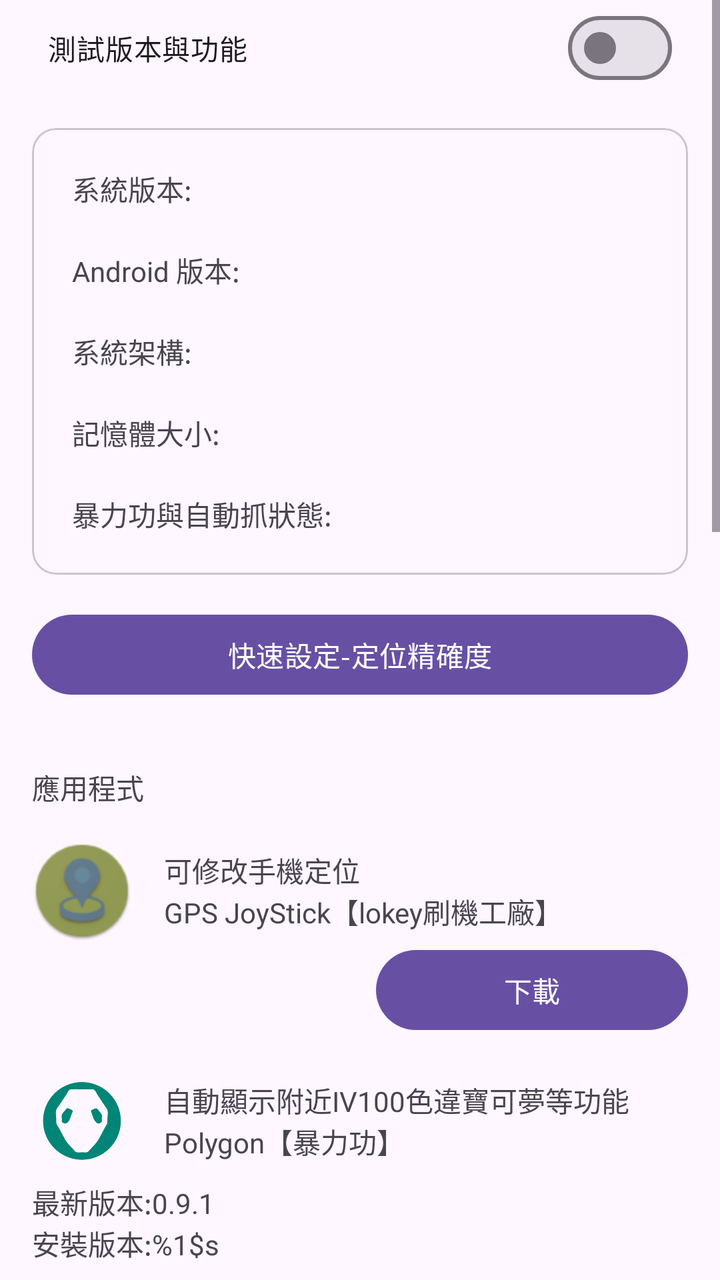
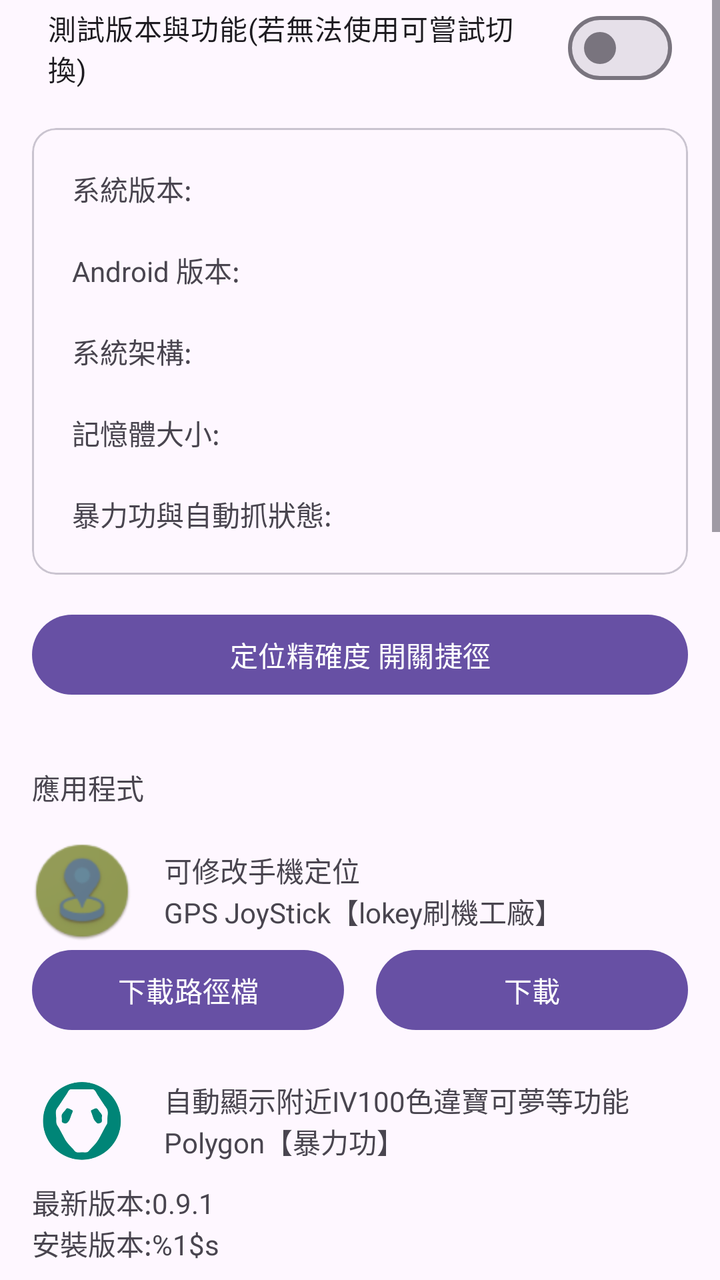

Compare the two renders of this Android layout. The source of the first and the diff that turns it into the second are given below.
<!-- AndroidManifest.xml: application theme Theme.DynamicColors -->
<!-- res/layout/content_main.xml -->
<?xml version="1.0" encoding="utf-8"?>
<androidx.constraintlayout.widget.ConstraintLayout xmlns:android="http://schemas.android.com/apk/res/android"
    xmlns:app="http://schemas.android.com/apk/res-auto"
    xmlns:tools="http://schemas.android.com/tools"
    android:layout_width="match_parent"
    android:layout_height="match_parent"
    android:layout_marginBottom="16dp"
    app:layout_behavior="@string/appbar_scrolling_view_behavior">

    <ScrollView
        android:layout_width="match_parent"
        android:layout_height="match_parent"
        app:layout_constraintEnd_toEndOf="parent"
        app:layout_constraintStart_toStartOf="parent">

        <LinearLayout
            android:layout_width="match_parent"
            android:layout_height="wrap_content"
            android:orientation="vertical">

            <com.google.android.material.materialswitch.MaterialSwitch
                android:id="@+id/switch1"
                android:layout_width="match_parent"
                android:layout_height="wrap_content"
                android:layout_marginStart="24dp"
                android:layout_marginEnd="24dp"
                android:text="測試版本與功能" />

            <com.google.android.material.card.MaterialCardView
                android:id="@+id/card"
                android:layout_width="match_parent"
                android:layout_height="wrap_content"
                android:layout_margin="16dp"
                android:layout_marginTop="16dp"
                android:checkable="true"
                android:clickable="true"
                android:focusable="true"
                app:layout_constraintTop_toTopOf="parent"
                tools:layout_editor_absoluteX="32dp">

                <LinearLayout
                    android:id="@+id/linearLayout3"
                    android:layout_width="match_parent"
                    android:layout_height="wrap_content"
                    android:orientation="vertical"
                    app:layout_constraintEnd_toEndOf="parent"
                    app:layout_constraintStart_toStartOf="parent"
                    app:layout_constraintTop_toTopOf="parent">

                    <TextView
                        android:id="@+id/android_imformation"
                        android:layout_width="match_parent"
                        android:layout_height="wrap_content"
                        android:layout_marginStart="20dp"
                        android:layout_marginTop="20dp"
                        android:layout_marginEnd="20dp"
                        android:text="系統版本:" />

                    <TextView
                        android:id="@+id/android_version"
                        android:layout_width="match_parent"
                        android:layout_height="wrap_content"
                        android:layout_marginStart="20dp"
                        android:layout_marginTop="20dp"
                        android:layout_marginEnd="20dp"
                        android:text="Android 版本:" />

                    <TextView
                        android:id="@+id/android_abi"
                        android:layout_width="match_parent"
                        android:layout_height="wrap_content"
                        android:layout_marginStart="20dp"
                        android:layout_marginTop="20dp"
                        android:layout_marginEnd="20dp"
                        android:text="系統架構:" />

                    <TextView
                        android:id="@+id/android_ramSize"
                        android:layout_width="match_parent"
                        android:layout_height="wrap_content"
                        android:layout_marginStart="20dp"
                        android:layout_marginTop="20dp"
                        android:layout_marginEnd="20dp"
                        android:text="記憶體大小:" />

                    <TextView
                        android:id="@+id/android_supper"
                        android:layout_width="match_parent"
                        android:layout_height="wrap_content"
                        android:layout_marginStart="20dp"
                        android:layout_marginTop="20dp"
                        android:layout_marginEnd="20dp"
                        android:layout_marginBottom="20dp"
                        android:text="暴力功與自動抓狀態:" />

                </LinearLayout>

            </com.google.android.material.card.MaterialCardView>

            <Button
                android:id="@+id/LocationAccuracyActivity"
                style="@style/Widget.Material3.Button"
                android:layout_width="match_parent"
                android:layout_height="wrap_content"
                android:layout_marginStart="16dp"
                android:layout_marginEnd="16dp"
                android:text="快速設定-定位精確度" />

            <TextView
                android:layout_width="wrap_content"
                android:layout_height="wrap_content"
                android:layout_marginStart="16dp"
                android:layout_marginTop="32dp"
                android:layout_marginBottom="16dp"
                android:text="應用程式"
                app:layout_constraintStart_toStartOf="parent" />

            <LinearLayout
                android:id="@+id/linearLayout_gps"
                android:layout_width="match_parent"
                android:layout_height="wrap_content"
                android:layout_marginStart="16dp"
                android:layout_marginEnd="16dp"
                android:gravity="center"
                android:orientation="vertical"
                app:layout_constraintEnd_toEndOf="parent"
                app:layout_constraintHorizontal_bias="1.0"
                app:layout_constraintStart_toStartOf="parent"
                app:layout_constraintTop_toBottomOf="@+id/textView">

                <LinearLayout
                    android:layout_width="match_parent"
                    android:layout_height="51dp"
                    android:gravity="center"
                    android:orientation="horizontal">

                    <ImageView
                        android:id="@+id/imageView"
                        android:layout_width="50dp"
                        android:layout_height="50dp"
                        app:srcCompat="@drawable/gps_icon"
                        tools:layout_editor_absoluteX="50dp"
                        tools:layout_editor_absoluteY="50dp" />

                    <LinearLayout
                        android:layout_width="match_parent"
                        android:layout_height="match_parent"
                        android:layout_marginStart="16dp"
                        android:gravity="center|start"
                        android:orientation="vertical">

                        <TextView
                            android:layout_width="wrap_content"
                            android:layout_height="wrap_content"
                            android:layout_marginEnd="16dp"
                            android:layout_weight="0"
                            android:text="可修改手機定位" />

                        <TextView
                            android:layout_width="wrap_content"
                            android:layout_height="wrap_content"
                            android:layout_weight="0"
                            android:text="GPS JoyStick【lokey刷機工廠】" />

                    </LinearLayout>

                </LinearLayout>

                <LinearLayout
                    android:layout_width="match_parent"
                    android:layout_height="match_parent"
                    android:gravity="end"
                    android:orientation="horizontal">

                    <Button
                        android:layout_weight="1"
                        android:layout_width="0dp"
                        android:layout_height="wrap_content"
                        android:layout_marginEnd="16dp"
                        android:visibility="invisible"
                        android:text="@string/remove" />

                    <Button
                        android:layout_weight="1"
                        android:id="@+id/download_gps"
                        android:layout_width="0dp"
                        android:layout_height="wrap_content"
                        android:text="@string/download" />

                </LinearLayout>

            </LinearLayout>

            <LinearLayout
                android:id="@+id/linearLayout_polygon"
                android:layout_width="match_parent"
                android:layout_height="wrap_content"
                android:layout_marginStart="16dp"
                android:layout_marginTop="16dp"
                android:layout_marginEnd="16dp"
                android:gravity="center"
                android:orientation="vertical"
                app:layout_constraintEnd_toEndOf="parent"
                app:layout_constraintHorizontal_bias="1.0"
                app:layout_constraintStart_toStartOf="parent"
                app:layout_constraintTop_toBottomOf="@+id/linearLayout0">

                <LinearLayout
                    android:layout_width="match_parent"
                    android:layout_height="51dp"
                    android:gravity="center"
                    android:orientation="horizontal">

                    <ImageView
                        android:id="@+id/imageView1"
                        android:layout_width="50dp"
                        android:layout_height="50dp"
                        app:srcCompat="@drawable/polygon_icon"
                        tools:layout_editor_absoluteX="100dp"
                        tools:layout_editor_absoluteY="100dp" />

                    <LinearLayout
                        android:layout_width="match_parent"
                        android:layout_height="match_parent"
                        android:layout_marginStart="16dp"
                        android:gravity="center|start"
                        android:orientation="vertical">

                        <TextView
                            android:layout_width="wrap_content"
                            android:layout_height="wrap_content"
                            android:layout_marginEnd="16dp"
                            android:layout_weight="0"
                            android:text="自動顯示附近IV100色違寶可夢等功能" />

                        <TextView
                            android:layout_width="wrap_content"
                            android:layout_height="wrap_content"
                            android:layout_weight="0"
                            android:text="Polygon【暴力功】" />

                    </LinearLayout>

                </LinearLayout>

                <LinearLayout
                    android:layout_width="match_parent"
                    android:layout_height="match_parent"
                    android:orientation="horizontal">

                    <LinearLayout
                        android:layout_width="0dp"
                        android:layout_height="51dp"
                        android:layout_weight="1"
                        android:layout_marginEnd="16dp"
                        android:gravity="center|start"
                        android:orientation="vertical">

                        <TextView
                            android:id="@+id/polygon_new_version"
                            android:layout_width="wrap_content"
                            android:layout_height="wrap_content"
                            android:layout_weight="0"
                            android:text="最新版本:0.9.1" />

                        <TextView
                            android:id="@+id/polygon_install_version"
                            android:layout_width="wrap_content"
                            android:layout_height="wrap_content"
                            android:layout_weight="0"
                            android:text="@string/format_installVersion" />

                    </LinearLayout>

                    <Button
                        android:id="@+id/polygon_unlockPremium"
                        android:layout_width="0dp"
                        android:layout_height="wrap_content"
                        android:layout_weight="1"
                        android:visibility="invisible"
                        android:text="@string/unlockPremium" />

                </LinearLayout>

                <LinearLayout
                    android:layout_width="match_parent"
                    android:layout_height="match_parent"
                    android:gravity="end"
                    android:orientation="horizontal">

                    <Button
                        android:layout_weight="1"
                        android:id="@+id/remove_polygon"
                        style="@style/Widget.Material3.Button.OutlinedButton"
                        android:layout_width="0dp"
                        android:layout_height="wrap_content"
                        android:layout_marginEnd="16dp"
                        android:text="@string/remove" />

                    <Button
                        android:layout_weight="1"
                        android:id="@+id/download_polygon"
                        android:layout_width="0dp"
                        android:layout_height="wrap_content"
                        android:text="@string/download" />

                </LinearLayout>

            </LinearLayout>

            <LinearLayout
                android:id="@+id/linearLayout_pgtools"
                android:layout_width="match_parent"
                android:layout_height="wrap_content"
                android:layout_marginStart="16dp"
                android:layout_marginTop="16dp"
                android:layout_marginEnd="16dp"
                android:gravity="center"
                android:orientation="vertical"
                app:layout_constraintEnd_toEndOf="parent"
                app:layout_constraintHorizontal_bias="1.0"
                app:layout_constraintStart_toStartOf="parent"
                app:layout_constraintTop_toBottomOf="@+id/linearLayout1">

                <LinearLayout
                    android:layout_width="match_parent"
                    android:layout_height="51dp"
                    android:gravity="center"
                    android:orientation="horizontal">

                    <ImageView
                        android:id="@+id/imageView2"
                        android:layout_width="50dp"
                        android:layout_height="50dp"
                        app:srcCompat="@drawable/pgtools_icon"
                        tools:layout_editor_absoluteX="50dp"
                        tools:layout_editor_absoluteY="50dp" />

                    <LinearLayout
                        android:layout_width="match_parent"
                        android:layout_height="match_parent"
                        android:layout_marginStart="16dp"
                        android:gravity="center|start"
                        android:orientation="vertical">

                        <TextView
                            android:layout_width="wrap_content"
                            android:layout_height="wrap_content"
                            android:layout_marginEnd="16dp"
                            android:layout_weight="0"
                            android:text="模擬手動投球與自動旋轉補給站等功能" />

                        <TextView
                            android:layout_width="wrap_content"
                            android:layout_height="wrap_content"
                            android:layout_weight="0"
                            android:text="Pogo Auto Catch【自動抓】" />

                    </LinearLayout>

                </LinearLayout>

                <LinearLayout
                    android:layout_width="match_parent"
                    android:layout_height="match_parent"
                    android:orientation="horizontal">

                    <LinearLayout
                        android:layout_width="0dp"
                        android:layout_height="51dp"
                        android:layout_weight="1"
                        android:layout_marginEnd="16dp"
                        android:gravity="center|start"
                        android:orientation="vertical">

                        <TextView
                            android:id="@+id/pgtools_new_version"
                            android:layout_width="wrap_content"
                            android:layout_height="wrap_content"
                            android:layout_weight="0"
                            android:text="@string/format_newerVersion" />

                        <TextView
                            android:id="@+id/pgtools_install_version"
                            android:layout_width="wrap_content"
                            android:layout_height="wrap_content"
                            android:layout_weight="0"
                            android:text="@string/format_installVersion" />

                    </LinearLayout>

                    <Button
                        android:id="@+id/pgtools_unlockPremium"
                        android:layout_width="0dp"
                        android:layout_height="wrap_content"
                        android:layout_weight="1"
                        android:text="@string/unlockPremium" />

                </LinearLayout>

                <LinearLayout
                    android:layout_width="match_parent"
                    android:layout_height="match_parent"
                    android:gravity="end"
                    android:orientation="horizontal">

                    <Button
                        android:layout_weight="1"
                        android:id="@+id/remove_pgtools"
                        style="@style/Widget.Material3.Button.OutlinedButton"
                        android:layout_width="0dp"
                        android:layout_height="wrap_content"
                        android:layout_marginEnd="16dp"
                        android:text="@string/remove" />

                    <Button
                        android:layout_weight="1"
                        android:id="@+id/download_pgtools"
                        android:layout_width="0dp"
                        android:layout_height="wrap_content"
                        android:text="@string/download" />

                </LinearLayout>

            </LinearLayout>

            <LinearLayout
                android:id="@+id/linearLayout_pok"
                android:layout_width="match_parent"
                android:layout_height="wrap_content"
                android:layout_marginStart="16dp"
                android:layout_marginTop="16dp"
                android:layout_marginEnd="16dp"
                android:gravity="center"
                android:orientation="vertical"
                app:layout_constraintEnd_toEndOf="parent"
                app:layout_constraintHorizontal_bias="1.0"
                app:layout_constraintStart_toStartOf="parent"
                app:layout_constraintTop_toBottomOf="@+id/linearLayout1">

                <LinearLayout
                    android:layout_width="match_parent"
                    android:layout_height="51dp"
                    android:gravity="center"
                    android:orientation="horizontal">

                    <ImageView
                        android:layout_width="50dp"
                        android:layout_height="50dp"
                        app:srcCompat="@drawable/pok_icon"
                        tools:layout_editor_absoluteX="50dp"
                        tools:layout_editor_absoluteY="50dp" />

                    <LinearLayout
                        android:layout_width="match_parent"
                        android:layout_height="match_parent"
                        android:layout_marginStart="16dp"
                        android:gravity="center|start"
                        android:orientation="vertical">

                        <TextView
                            android:layout_width="wrap_content"
                            android:layout_height="wrap_content"
                            android:layout_marginEnd="16dp"
                            android:layout_weight="0"
                            android:text="原版寶可夢客戶端" />

                        <TextView
                            android:layout_width="wrap_content"
                            android:layout_height="wrap_content"
                            android:layout_weight="0"
                            android:text="Pokémon GO【寶可夢】" />
                    </LinearLayout>

                </LinearLayout>

                <LinearLayout
                    android:layout_width="match_parent"
                    android:layout_height="match_parent"
                    android:orientation="horizontal">

                    <LinearLayout
                        android:layout_width="wrap_content"
                        android:layout_height="51dp"
                        android:gravity="center|start"
                        android:orientation="vertical">

                        <TextView
                            android:id="@+id/pok_new_version"
                            android:layout_width="wrap_content"
                            android:layout_height="wrap_content"
                            android:layout_marginEnd="16dp"
                            android:layout_weight="0"
                            android:text="@string/format_newerVersion" />

                        <TextView
                            android:id="@+id/pok_install_version"
                            android:layout_width="wrap_content"
                            android:layout_height="wrap_content"
                            android:layout_weight="0"
                            android:text="@string/format_installVersion" />
                    </LinearLayout>

                </LinearLayout>

                <LinearLayout
                    android:layout_width="match_parent"
                    android:layout_height="match_parent"
                    android:gravity="end"
                    android:orientation="horizontal">

                    <Button
                        android:layout_weight="1"
                        android:id="@+id/remove_pok"
                        style="@style/Widget.Material3.Button.OutlinedButton"
                        android:layout_width="0dp"
                        android:layout_height="wrap_content"
                        android:layout_marginEnd="16dp"
                        android:text="@string/remove" />

                    <Button
                        android:layout_weight="1"
                        android:id="@+id/download_pok"
                        android:layout_width="0dp"
                        android:layout_height="wrap_content"
                        android:text="@string/download" />

                </LinearLayout>

            </LinearLayout>

            <LinearLayout
                android:id="@+id/linearLayout_pokAres"
                android:layout_width="match_parent"
                android:layout_height="wrap_content"
                android:layout_marginStart="16dp"
                android:layout_marginTop="16dp"
                android:layout_marginEnd="16dp"
                android:gravity="center"
                android:orientation="vertical"
                app:layout_constraintEnd_toEndOf="parent"
                app:layout_constraintHorizontal_bias="1.0"
                app:layout_constraintStart_toStartOf="parent"
                app:layout_constraintTop_toBottomOf="@+id/linearLayout1">

                <LinearLayout
                    android:layout_width="match_parent"
                    android:layout_height="51dp"
                    android:gravity="center"
                    android:orientation="horizontal">

                    <ImageView
                        android:id="@+id/imageView4"
                        android:layout_width="50dp"
                        android:layout_height="50dp"
                        app:srcCompat="@drawable/pok_icon"
                        tools:layout_editor_absoluteX="50dp"
                        tools:layout_editor_absoluteY="50dp" />

                    <LinearLayout
                        android:layout_width="match_parent"
                        android:layout_height="match_parent"
                        android:layout_marginStart="16dp"
                        android:gravity="center|start"
                        android:orientation="vertical">

                        <TextView
                            android:layout_width="wrap_content"
                            android:layout_height="wrap_content"
                            android:layout_marginEnd="16dp"
                            android:layout_weight="0"
                            android:text="原版寶可夢三星版本客戶端" />

                        <TextView
                            android:layout_width="wrap_content"
                            android:layout_height="wrap_content"
                            android:layout_weight="0"
                            android:text="Pokémon GO【寶可夢三星版本】" />

                    </LinearLayout>

                </LinearLayout>

                <LinearLayout
                    android:layout_width="match_parent"
                    android:layout_height="match_parent"
                    android:orientation="horizontal">

                    <LinearLayout
                        android:layout_width="wrap_content"
                        android:layout_height="51dp"
                        android:gravity="center|start"
                        android:orientation="vertical">

                        <TextView
                            android:id="@+id/pokAres_new_version"
                            android:layout_width="wrap_content"
                            android:layout_height="wrap_content"
                            android:layout_marginEnd="16dp"
                            android:layout_weight="0"
                            android:text="@string/format_newerVersion" />

                        <TextView
                            android:id="@+id/pokAres_install_version"
                            android:layout_width="wrap_content"
                            android:layout_height="wrap_content"
                            android:layout_weight="0"
                            android:text="@string/format_installVersion" />

                    </LinearLayout>

                </LinearLayout>

                <LinearLayout
                    android:layout_width="match_parent"
                    android:layout_height="match_parent"
                    android:gravity="end"
                    android:orientation="horizontal">

                    <Button
                        android:layout_weight="1"
                        android:id="@+id/remove_pokAres"
                        style="@style/Widget.Material3.Button.OutlinedButton"
                        android:layout_width="0dp"
                        android:layout_height="wrap_content"
                        android:layout_marginEnd="16dp"
                        android:text="@string/remove" />

                    <Button
                        android:layout_weight="1"
                        android:id="@+id/download_pokAres"
                        android:layout_width="0dp"
                        android:layout_height="wrap_content"
                        android:text="@string/download" />

                </LinearLayout>

            </LinearLayout>

            <TextView
                android:layout_width="wrap_content"
                android:layout_height="wrap_content"
                android:layout_marginStart="16dp"
                android:layout_marginTop="32dp"
                android:text="設備、定位檢測"
                app:layout_constraintStart_toStartOf="parent" />

            <com.google.android.material.card.MaterialCardView
                android:layout_width="match_parent"
                android:layout_height="wrap_content"
                android:layout_margin="16dp"
                android:checkable="true"
                android:clickable="true"
                android:focusable="true"
                app:layout_constraintTop_toBottomOf="@+id/linearLayout2"
                tools:layout_editor_absoluteX="32dp">

                <LinearLayout
                    android:layout_width="match_parent"
                    android:layout_height="wrap_content"
                    android:orientation="vertical"
                    app:layout_constraintEnd_toEndOf="parent"
                    app:layout_constraintStart_toStartOf="parent"
                    app:layout_constraintTop_toTopOf="parent">

                    <Button
                        android:id="@+id/check_location"
                        style="@style/Widget.Material3.Button"
                        android:layout_width="match_parent"
                        android:layout_height="wrap_content"
                        android:layout_marginStart="16dp"
                        android:layout_marginTop="16dp"
                        android:layout_marginEnd="16dp"
                        android:text="@string/check_button" />

                    <TextView
                        android:layout_width="match_parent"
                        android:layout_height="wrap_content"
                        android:layout_marginStart="20dp"
                        android:layout_marginTop="20dp"
                        android:layout_marginEnd="20dp"
                        android:text="系統取得定位位置:" />

                    <TextView
                        android:id="@+id/location_system"
                        android:layout_width="match_parent"
                        android:layout_height="wrap_content"
                        android:layout_marginStart="20dp"
                        android:layout_marginEnd="20dp"
                        android:text="未取得" />

                    <TextView
                        android:layout_width="match_parent"
                        android:layout_height="wrap_content"
                        android:layout_marginStart="20dp"
                        android:layout_marginTop="20dp"
                        android:text="是否安裝Magsik(偵測刷機):" />

                    <TextView
                        android:id="@+id/check_magisk"
                        android:layout_width="match_parent"
                        android:layout_height="wrap_content"
                        android:layout_marginStart="20dp"
                        android:layout_marginEnd="20dp"
                        android:layout_marginBottom="20dp"
                        android:text="未檢查" />

                </LinearLayout>

            </com.google.android.material.card.MaterialCardView>

            <Space
                android:layout_width="match_parent"
                android:layout_height="50dp"
                android:layout_marginBottom="16dp"
                android:layout_gravity="bottom|end"
                app:layout_constraintBottom_toBottomOf="parent"
                app:layout_constraintEnd_toEndOf="parent"
                app:layout_constraintStart_toStartOf="parent" />

        </LinearLayout>

    </ScrollView>

</androidx.constraintlayout.widget.ConstraintLayout>
<!-- resources referenced by this layout -->
<resources>
  <!-- drawable gps_icon: png bitmap (drawable-nodpi, 5357 bytes) -->
  <!-- drawable pgtools_icon: png bitmap (drawable-nodpi, 6494 bytes) -->
  <!-- drawable pok_icon: png bitmap (drawable-nodpi, 264002 bytes) -->
  <!-- drawable polygon_icon: png bitmap (drawable-nodpi, 26442 bytes) -->
  <string name="check_button">檢測定位與設備</string>
  <string name="download">下載</string>
  <string name="format_installVersion">安裝版本:%1$s</string>
  <string name="format_newerVersion">支援版本:%1$s</string>
  <string name="remove">移除</string>
  <string name="unlockPremium">解鎖付費版本</string>
  <style name="Theme.DynamicColors" parent="Theme.Material3.DayNight.NoActionBar">
          
          
  
          <item name="android:navigationBarColor">@android:color/transparent</item>
          <item name="android:statusBarColor">@android:color/transparent</item>
          <item name="android:windowLightStatusBar">?attr/isLightTheme</item>
  
      </style>
</resources>

<!-- the commit's change to res/layout/content_main.xml (unified diff, before → after) -->
@@ -24,7 +24,7 @@
                 android:layout_height="wrap_content"
                 android:layout_marginStart="24dp"
                 android:layout_marginEnd="24dp"
-                android:text="測試版本與功能" />
+                android:text="測試版本與功能(若無法使用可嘗試切換)" />
 
             <com.google.android.material.card.MaterialCardView
                 android:id="@+id/card"
@@ -104,7 +104,7 @@
                 android:layout_height="wrap_content"
                 android:layout_marginStart="16dp"
                 android:layout_marginEnd="16dp"
-                android:text="快速設定-定位精確度" />
+                android:text="@string/widget_description" />
 
             <TextView
                 android:layout_width="wrap_content"
@@ -174,11 +174,11 @@
 
                     <Button
                         android:layout_weight="1"
-                        android:layout_width="0dp"
-                        android:layout_height="wrap_content"
-                        android:layout_marginEnd="16dp"
-                        android:visibility="invisible"
-                        android:text="@string/remove" />
+                        android:id="@+id/download_gpx"
+                        android:layout_width="0dp"
+                        android:layout_height="wrap_content"
+                        android:layout_marginEnd="16dp"
+                        android:text="@string/download_gpx" />
 
                     <Button
                         android:layout_weight="1"
@@ -480,8 +480,10 @@
                     android:orientation="horizontal">
 
                     <LinearLayout
-                        android:layout_width="wrap_content"
+                        android:layout_width="0dp"
                         android:layout_height="51dp"
+                        android:layout_weight="1"
+                        android:layout_marginEnd="16dp"
                         android:gravity="center|start"
                         android:orientation="vertical">
 
@@ -501,6 +503,12 @@
                             android:text="@string/format_installVersion" />
                     </LinearLayout>
 
+                <Button
+                    android:layout_width="0dp"
+                    android:layout_height="wrap_content"
+                    android:layout_weight="1"
+                    android:visibility="invisible"
+                    android:text="@string/download_gpx" />
                 </LinearLayout>
 
                 <LinearLayout
<!-- resource entries referenced after the edit -->
@@ -6,10 +6,12 @@
   <!-- drawable polygon_icon: png bitmap (drawable-nodpi, 26442 bytes) -->
   <string name="check_button">檢測定位與設備</string>
   <string name="download">下載</string>
+  <string name="download_gpx">下載路徑檔</string>
   <string name="format_installVersion">安裝版本:%1$s</string>
   <string name="format_newerVersion">支援版本:%1$s</string>
   <string name="remove">移除</string>
   <string name="unlockPremium">解鎖付費版本</string>
+  <string name="widget_description">定位精確度 開關捷徑</string>
   <style name="Theme.DynamicColors" parent="Theme.Material3.DayNight.NoActionBar">
           
           
